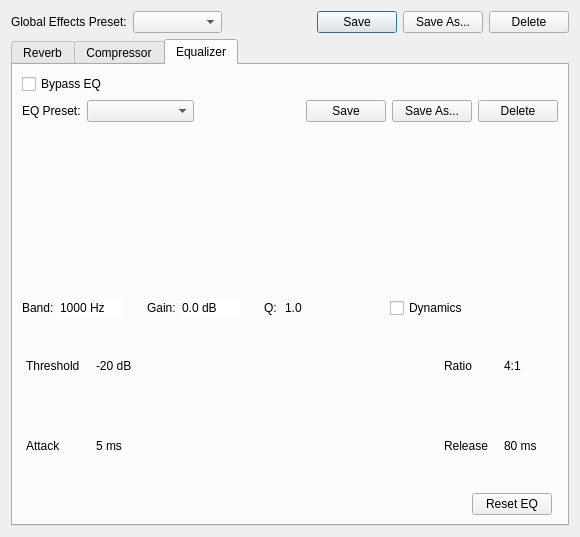
Qt form src/effectsdlgbase.ui (ignotus666/jamulus) before a commit.
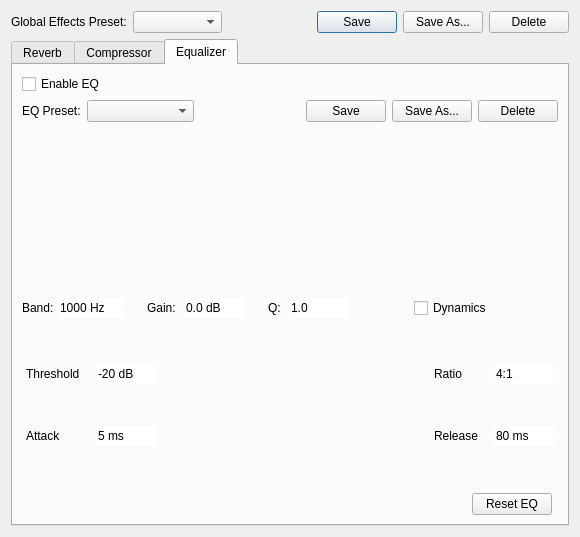
The same form after that commit. Custom widgets are drawn as their Qt base class.

Patch:
```diff
--- a/src/effectsdlgbase.ui
+++ b/src/effectsdlgbase.ui
@@ -80,9 +80,9 @@
       </attribute>
       <layout class="QVBoxLayout" name="verticalLayoutReverb">
        <item>
-        <widget class="QCheckBox" name="pChbReverbBypass">
+        <widget class="QCheckBox" name="pChbReverbEnable">
          <property name="text">
-          <string>Bypass Reverb</string>
+          <string>Enable Reverb</string>
          </property>
         </widget>
        </item>
@@ -345,9 +345,9 @@
       </attribute>
       <layout class="QVBoxLayout" name="verticalLayoutCompressor">
        <item>
-        <widget class="QCheckBox" name="pChbCompressorBypass">
+        <widget class="QCheckBox" name="pChbCompressorEnable">
          <property name="text">
-          <string>Bypass Compressor</string>
+          <string>Enable Compressor</string>
          </property>
         </widget>
        </item>
@@ -573,9 +573,9 @@
         </layout>
        </item>
        <item row="0" column="0">
-        <widget class="QCheckBox" name="pChbEQBypass">
+        <widget class="QCheckBox" name="pChbEQEnable">
          <property name="text">
-          <string>Bypass EQ</string>
+          <string>Enable EQ</string>
          </property>
         </widget>
        </item>
@@ -648,22 +648,34 @@
            </widget>
           </item>
           <item row="1" column="3">
-           <widget class="QLabel" name="pLblEQDynAttackValue">
+           <widget class="QLineEdit" name="pEdtEQDynAttack">
             <property name="sizePolicy">
-             <sizepolicy hsizetype="Preferred" vsizetype="Preferred">
+             <sizepolicy hsizetype="Preferred" vsizetype="Fixed">
               <horstretch>0</horstretch>
               <verstretch>0</verstretch>
              </sizepolicy>
             </property>
             <property name="minimumSize">
              <size>
-              <width>50</width>
+              <width>60</width>
               <height>0</height>
              </size>
             </property>
+            <property name="maximumSize">
+             <size>
+              <width>60</width>
+              <height>16777215</height>
+             </size>
+            </property>
             <property name="text">
              <string>5 ms</string>
             </property>
+            <property name="frame">
+             <bool>false</bool>
+            </property>
+            <property name="readOnly">
+             <bool>true</bool>
+            </property>
            </widget>
           </item>
           <item row="0" column="6">
@@ -687,22 +699,34 @@
            </spacer>
           </item>
           <item row="0" column="3">
-           <widget class="QLabel" name="pLblEQDynThresholdValue">
+           <widget class="QLineEdit" name="pEdtEQDynThreshold">
             <property name="sizePolicy">
-             <sizepolicy hsizetype="Preferred" vsizetype="Preferred">
+             <sizepolicy hsizetype="Preferred" vsizetype="Fixed">
               <horstretch>0</horstretch>
               <verstretch>0</verstretch>
              </sizepolicy>
             </property>
             <property name="minimumSize">
              <size>
-              <width>50</width>
+              <width>60</width>
               <height>0</height>
              </size>
             </property>
+            <property name="maximumSize">
+             <size>
+              <width>60</width>
+              <height>16777215</height>
+             </size>
+            </property>
             <property name="text">
              <string>-20 dB</string>
             </property>
+            <property name="frame">
+             <bool>false</bool>
+            </property>
+            <property name="readOnly">
+             <bool>true</bool>
+            </property>
            </widget>
           </item>
           <item row="0" column="7">
@@ -716,29 +740,65 @@
            </widget>
           </item>
           <item row="1" column="8">
-           <widget class="QLabel" name="pLblEQDynReleaseValue">
+           <widget class="QLineEdit" name="pEdtEQDynRelease">
+            <property name="sizePolicy">
+             <sizepolicy hsizetype="Preferred" vsizetype="Fixed">
+              <horstretch>0</horstretch>
+              <verstretch>0</verstretch>
+             </sizepolicy>
+            </property>
             <property name="minimumSize">
              <size>
-              <width>50</width>
+              <width>60</width>
               <height>0</height>
              </size>
             </property>
+            <property name="maximumSize">
+             <size>
+              <width>60</width>
+              <height>16777215</height>
+             </size>
+            </property>
             <property name="text">
              <string>80 ms</string>
             </property>
+            <property name="frame">
+             <bool>false</bool>
+            </property>
+            <property name="readOnly">
+             <bool>true</bool>
+            </property>
            </widget>
           </item>
           <item row="0" column="8">
-           <widget class="QLabel" name="pLblEQDynRatioValue">
+           <widget class="QLineEdit" name="pEdtEQDynRatio">
+            <property name="sizePolicy">
+             <sizepolicy hsizetype="Preferred" vsizetype="Fixed">
+              <horstretch>0</horstretch>
+              <verstretch>0</verstretch>
+             </sizepolicy>
+            </property>
             <property name="minimumSize">
              <size>
-              <width>50</width>
+              <width>60</width>
               <height>0</height>
              </size>
             </property>
+            <property name="maximumSize">
+             <size>
+              <width>60</width>
+              <height>16777215</height>
+             </size>
+            </property>
             <property name="text">
              <string>4:1</string>
             </property>
+            <property name="frame">
+             <bool>false</bool>
+            </property>
+            <property name="readOnly">
+             <bool>true</bool>
+            </property>
            </widget>
           </item>
           <item row="1" column="5">
@@ -844,6 +904,9 @@
            </property>
           </widget>
          </item>
+         <item>
+          <widget class="CCustomKnob" name="pKnobEQBandGain" native="true"/>
+         </item>
          <item>
           <widget class="QLineEdit" name="pEdtEQDynGain">
            <property name="sizePolicy">
@@ -911,10 +974,34 @@
           <widget class="CCustomKnob" name="pKnobEQBandQ" native="true"/>
          </item>
          <item>
-          <widget class="QLabel" name="pLblEQBandQValue">
+          <widget class="QLineEdit" name="pEdtEQBandQ">
+           <property name="sizePolicy">
+            <sizepolicy hsizetype="Preferred" vsizetype="Fixed">
+             <horstretch>0</horstretch>
+             <verstretch>0</verstretch>
+            </sizepolicy>
+           </property>
+           <property name="minimumSize">
+            <size>
+             <width>60</width>
+             <height>0</height>
+            </size>
+           </property>
+           <property name="maximumSize">
+            <size>
+             <width>60</width>
+             <height>16777215</height>
+            </size>
+           </property>
            <property name="text">
             <string>1.0</string>
            </property>
+           <property name="frame">
+            <bool>false</bool>
+           </property>
+           <property name="readOnly">
+            <bool>true</bool>
+           </property>
           </widget>
          </item>
          <item>
```
